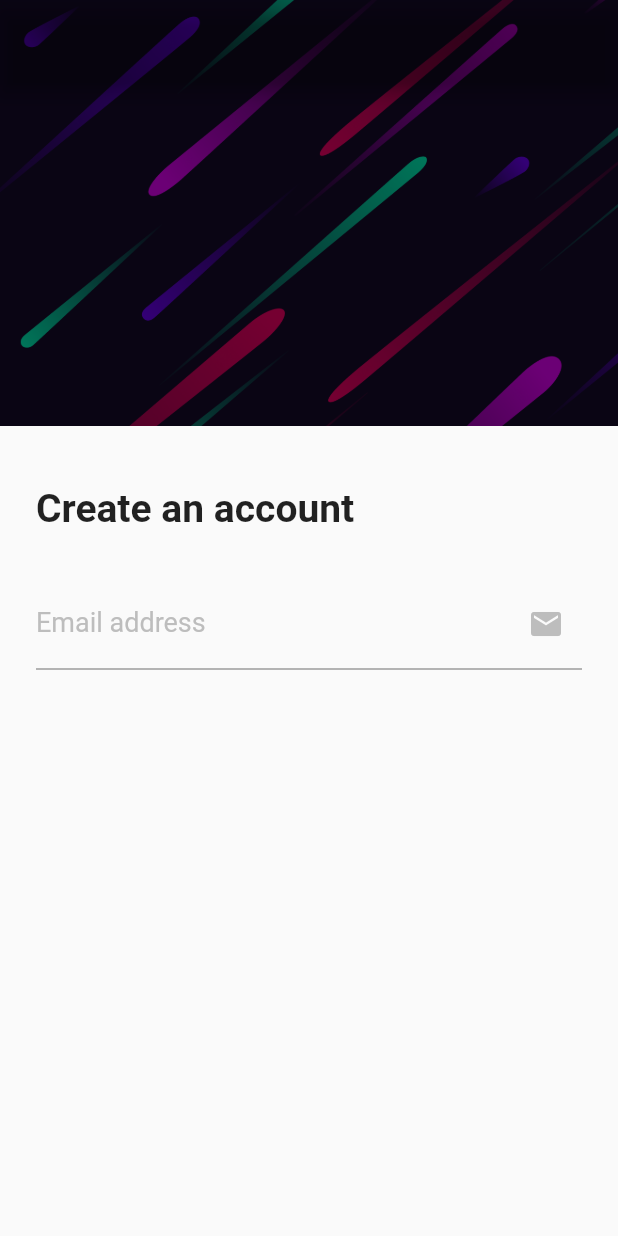
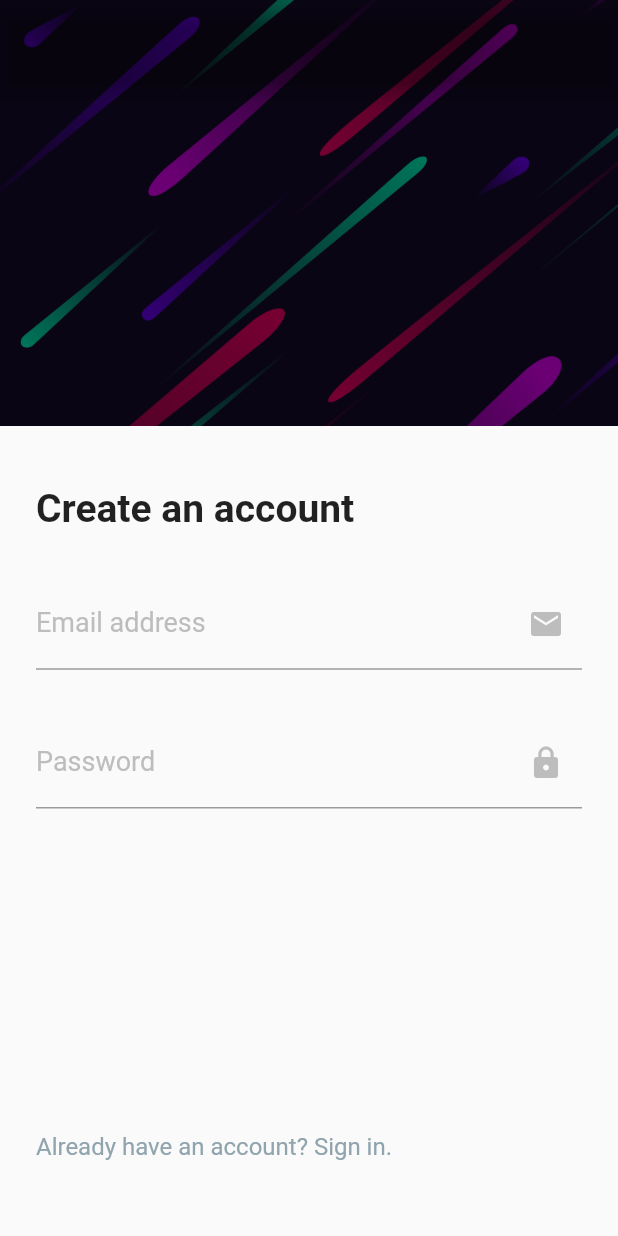
Before and after one commit to j-pcgoncalves/onboarding_animation, a Flutter app: the screen it shows after launch, swiped to page 2, on a phone screen of 412 x 824 dp. Run offline on Flutter 3.47's test engine with Material 2 defaults, Android fonts, the phone set to English and light mode, and no system bars.

Commit message:
finish styling sign up form

```diff
--- a/lib/components/sign_up_form.dart
+++ b/lib/components/sign_up_form.dart
@@ -22,6 +22,17 @@ class SignUpForm extends StatelessWidget {
               height: 32,
             ),
             const _TextField(label: 'Email address', icon: Icons.email),
+            const SizedBox(height: 16),
+            const _TextField(
+              label: 'Password',
+              icon: Icons.lock,
+              hidden: true,
+            ),
+            const SizedBox(height: 200),
+            Text(
+              'Already have an account? Sign in.',
+              style: TextStyle(fontSize: 16, color: Colors.blueGrey.shade300),
+            ),
           ],
         ),
       ),
```
